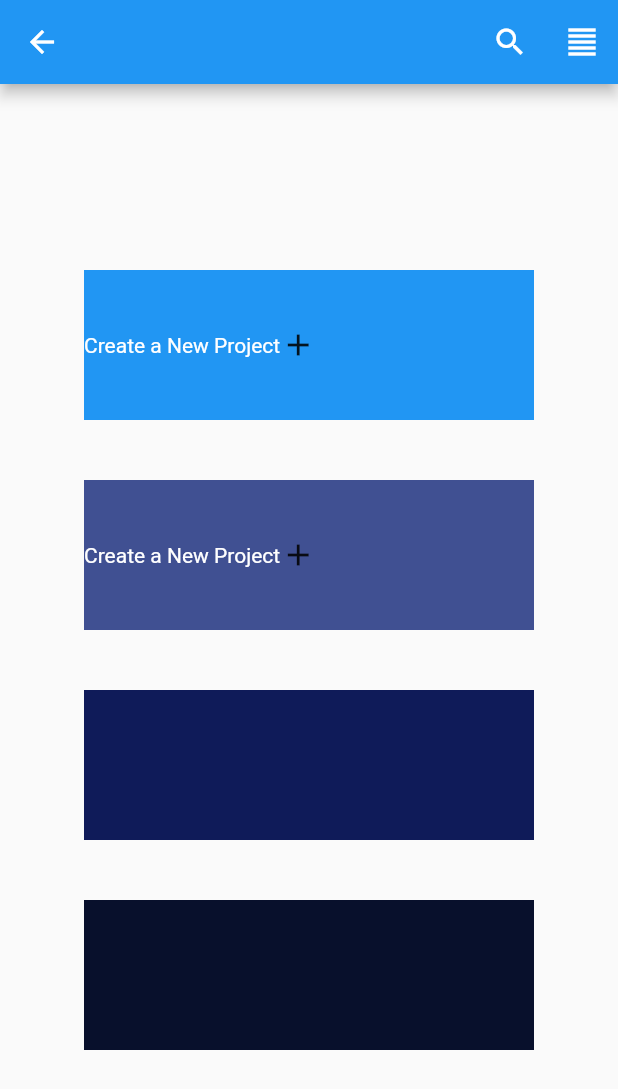
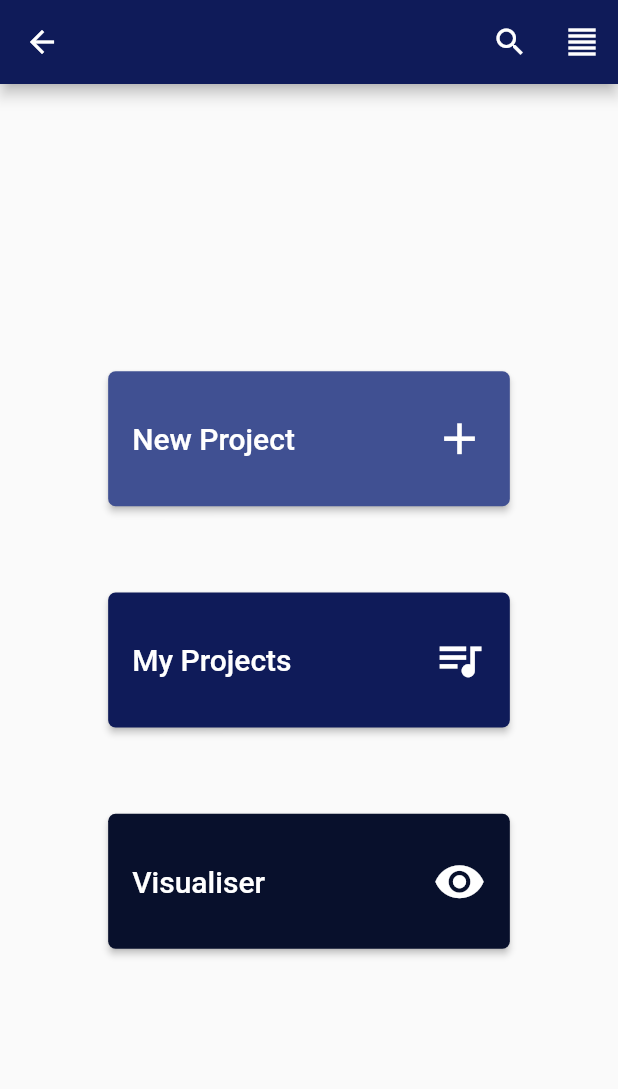
Before and after one commit to a-ng9/music_fresco, a Flutter app: the MenuScreen screen opened directly, on a phone screen of 412 x 824 dp. Shown: the top 1089 px of the screen. Run offline on Flutter 3.47's test engine with Material 2 defaults, Android fonts, the phone set to English and light mode, and no system bars.

Commit message:
appshell 50%

```diff
--- a/lib/main.dart
+++ b/lib/main.dart
@@ -1,6 +1,7 @@
 import 'package:flutter/material.dart';
 
 import 'package:music_fresco/screen/splash_screen.dart';
+import 'package:music_fresco/utils/styles.dart';
 
 void main() {
   runApp(MyApp());
@@ -13,7 +14,7 @@ class MyApp extends StatelessWidget {
     return MaterialApp(
       title: 'Flutter Demo',
       theme: ThemeData(
-        primarySwatch: Colors.blue,
+        primarySwatch: Styles.getDarkBlueMaterialColor,
       ),
       home: SplashScreen(),
       // home: MyHomePage(title: 'Flutter Demo Home Page'),
--- a/lib/screen/menu_screen.dart
+++ b/lib/screen/menu_screen.dart
@@ -1,5 +1,8 @@
 import 'package:flutter/material.dart';
 
+import 'package:music_fresco/screen/myProjects_screen.dart';
+import 'package:music_fresco/screen/newProjectLabel_screen.dart';
+import 'package:music_fresco/screen/visualizer_screen.dart';
 import 'package:music_fresco/utils/styles.dart';
 
 class MenuScreen extends StatelessWidget {
@@ -7,6 +10,7 @@ class MenuScreen extends StatelessWidget {
   Widget build(BuildContext context) {
     return Scaffold(
       appBar: AppBar(
+        backgroundColor: Styles.getDarkBlueColor(),
         actions: <Widget>[
           IconButton(onPressed: () {}, icon: Icon(Icons.search)),
           IconButton(onPressed: () {}, icon: Icon(Icons.format_align_justify)),
@@ -15,37 +19,38 @@ class MenuScreen extends StatelessWidget {
       ),
       body: Center(
         child: SizedBox(
-          height: 600,
+          height: 500,
+          width: MediaQuery.of(context).size.width * 0.65,
           child: Column(
             mainAxisAlignment: MainAxisAlignment.spaceEvenly,
             children: <Widget>[
               MenuButton(
-                color: Colors.blue,
-                label: 'Create a New Project',
-                icon: Icon(Icons.add),
-              ),
-              Container(
                   color: Styles.getlightPurpleColor(),
-                height: 100,
-                width: 300,
-                child: Row(
-                  children: <Widget>[
-                    Text('Create a New Project',
-                        style: TextStyle(color: Colors.white)),
-                    Icon(Icons.add)
-                  ],
-                ),
-              ),
-              Container(
+                  label: 'New Project',
+                  icon: Icon(Icons.add, color: Colors.white, size: 35),
+                  path: () {
+                    Navigator.push(
+                        context,
+                        MaterialPageRoute(
+                            builder: (context) => LabelProject()));
+                  }),
+              MenuButton(
                   color: Styles.getDarkBlueColor(),
-                height: 100,
-                width: 300,
-              ),
-              Container(
+                  label: 'My Projects',
+                  icon: Icon(Icons.queue_music, color: Colors.white, size: 35),
+                  path: () {
+                    Navigator.push(context,
+                        MaterialPageRoute(builder: (context) => MyProjects()));
+                  }),
+              MenuButton(
                   color: Styles.getNavyBlueColor(),
-                height: 100,
-                width: 300,
-              ),
+                  label: 'Visualiser',
+                  icon:
+                      Icon(Icons.remove_red_eye, color: Colors.white, size: 35),
+                  path: () {
+                    Navigator.push(context,
+                        MaterialPageRoute(builder: (context) => Visualizer()));
+                  })
             ],
           ),
         ),
@@ -58,21 +63,30 @@ class MenuButton extends StatelessWidget {
   final Color color;
   final String label;
   final Icon icon;
+  final GestureTapCallback path;
 
-  const MenuButton({Key key, this.color, this.label, this.icon})
+  const MenuButton({Key key, this.color, this.label, this.icon, this.path})
       : super(key: key);
 
   @override
   Widget build(BuildContext context) {
-    return Container(
+    return ButtonTheme(
+      height: 90,
+      // minWidth: 250,
+      child: RaisedButton(
+        onPressed: path,
+        shape: RoundedRectangleBorder(borderRadius: BorderRadius.circular(5)),
         color: color,
-      height: 100,
-      width: 300,
         child: Row(
+          mainAxisAlignment: MainAxisAlignment.spaceBetween,
           children: <Widget>[
-          Text(label, style: TextStyle(color: Colors.white)),
+            Text(
+              label,
+              style: TextStyle(color: Colors.white, fontSize: 20),
+            ),
             icon
           ],
+        ),
       ),
     );
   }
--- a/lib/screen/splash_screen.dart
+++ b/lib/screen/splash_screen.dart
@@ -19,6 +19,7 @@ class SplashScreen extends StatelessWidget {
               width: 100,
               height: 100,
               color: Styles.getDarkBlueColor(),
+              child: Text('Logo', style: TextStyle(color: Colors.white)),
             ),
             SizedBox(height: 50),
             //////sign IN button
--- a/lib/utils/styles.dart
+++ b/lib/utils/styles.dart
@@ -4,6 +4,22 @@ class Styles {
   static Color getDarkBlueColor() {
     return Color(0xFF0F1B59);
   }
+
+  static MaterialColor getDarkBlueMaterialColor = const MaterialColor(
+    0xFF0F1B59,
+    const <int, Color>{
+      50: const Color(0xFF0F1B59),
+      100: const Color(0xFF0F1B59),
+      200: const Color(0xFF0F1B59),
+      300: const Color(0xFF0F1B59),
+      400: const Color(0xFF0F1B59),
+      500: const Color(0xFF0F1B59),
+      600: const Color(0xFF0F1B59),
+      700: const Color(0xFF0F1B59),
+      800: const Color(0xFF0F1B59),
+      900: const Color(0xFF0F1B59),
+    },
+  );
 
   static Color getlightPurpleColor() {
     return Color(0xFF405092);
```
Also changed, not shown: lib/screen/myProjects_screen.dart (added, +15 -0 lines), lib/screen/newProjectLabel_screen.dart (added, +28 -0 lines), lib/screen/newProject_screen.dart (added, +148 -0 lines), lib/screen/visualizer_screen.dart (added, +11 -0 lines). Lines whose indentation alone changed are shown as unchanged.
